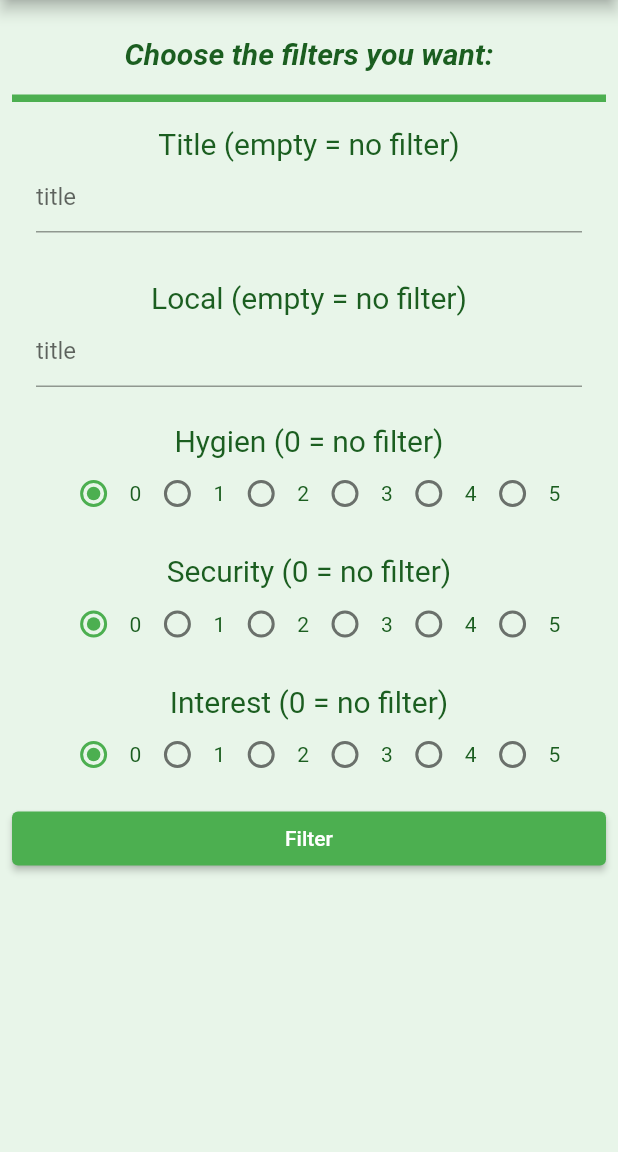
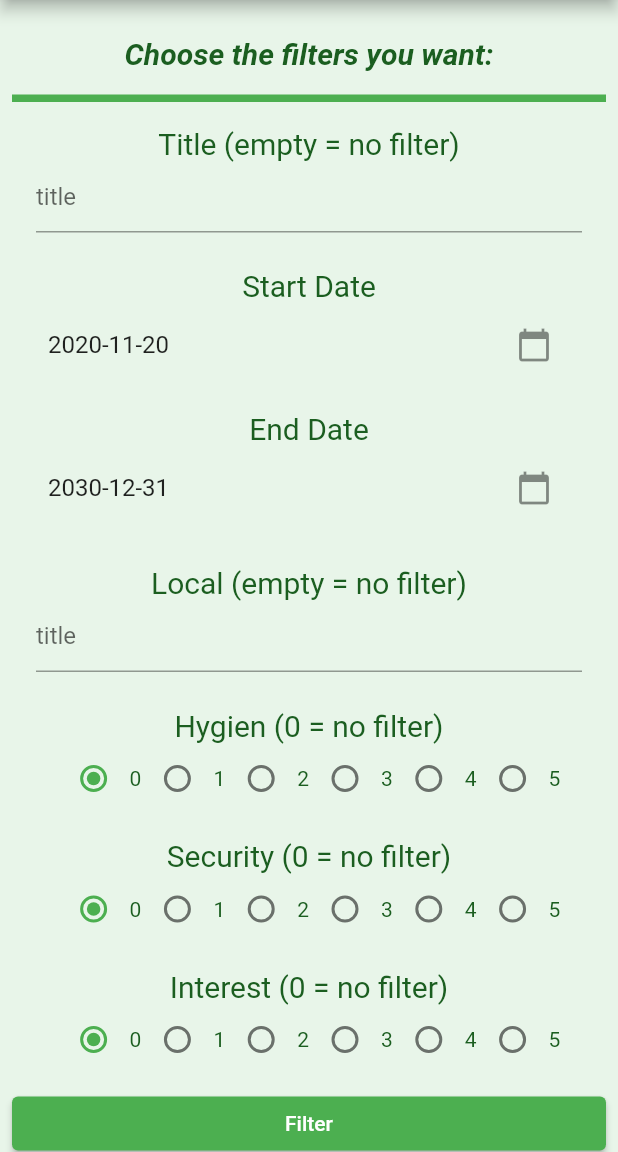
Before and after one commit to FEUP-ESOF-2020-21/open-cx-t2g2-teamnamenotfound, a Flutter app: the screen it shows after launch, after a tap on the "search" icon, on a phone screen of 412 x 824 dp, the part 84-1236 px from its top. Run offline on Flutter 3.47's test engine with Material 2 defaults, Android fonts, the light colour scheme and no system bars; our stand-ins replace firebase_auth, firebase_core, firebase_database, flutter_spinkit, google_sign_in; accounts and stored records are empty.

Commit message:
Filter for dates done!

```diff
--- a/safe_meetings/lib/screens/home.dart
+++ b/safe_meetings/lib/screens/home.dart
@@ -1,5 +1,6 @@
 import 'package:flutter/material.dart';
 import 'package:safe_meetings/conference.dart';
+import 'package:safe_meetings/date_time.dart';
 
 class Home extends StatefulWidget {
   @override
@@ -17,6 +18,8 @@ class _HomeState extends State<Home> {
   int hygienFilter = 0;
   int interestFilter = 0;
   int securityFilter = 0;
+  int startDate = 0;
+  int endDate = -1;
 
   bool filterReset = true;
 
@@ -27,12 +30,19 @@ class _HomeState extends State<Home> {
       this.hygienFilter = filters['hygienFilter'];
       this.interestFilter = filters['interestFilter'];
       this.securityFilter = filters['securityFilter'];
+      this.startDate = parseDateToInt(filters['startDate']);
+      this.endDate = parseDateToInt(filters['endDate']);
+
+      print(this.startDate);
+      print(this.endDate);
 
       if (this.titleFilter != "" ||
           this.localFilter != "" ||
           this.hygienFilter != 0 ||
           this.interestFilter != 0 ||
-          this.securityFilter != 0)
+          this.securityFilter != 0 ||
+          this.startDate != 0 ||
+          this.endDate != -1)
         this.filterReset = false;
       else
         this.filterReset = true;
@@ -45,6 +55,8 @@ class _HomeState extends State<Home> {
     this.hygienFilter = 0;
     this.interestFilter = 0;
     this.securityFilter = 0;
+    this.startDate = 0;
+    this.endDate = -1;
 
     this.filterReset = true;
   }
@@ -57,7 +69,9 @@ class _HomeState extends State<Home> {
           (conferences[i].getLocal() == this.localFilter || this.localFilter == "" || conferences[i].getLocal().toLowerCase().contains(this.localFilter.toLowerCase())) &&
           conferences[i].getHygien() >= this.hygienFilter &&
           conferences[i].getSecurity() >= this.securityFilter &&
-          conferences[i].getInterest() >= this.interestFilter) {
+          conferences[i].getInterest() >= this.interestFilter &&
+          parseDateToInt(conferences[i].getDate()) >= this.startDate &&
+          (this.endDate == -1 || this.endDate >= parseDateToInt(conferences[i].getDate()))) {
         confs.add(
           FlatButton(
             onPressed: () {
@@ -112,7 +126,6 @@ class _HomeState extends State<Home> {
 
     return Scaffold(
       appBar: AppBar(
-        titleSpacing: 70,
         title:
             Text('Safe Meetings', style: TextStyle(color: Colors.green[800])),
         backgroundColor: Colors.green[50],
--- a/safe_meetings/lib/screens/search_menu.dart
+++ b/safe_meetings/lib/screens/search_menu.dart
@@ -1,4 +1,5 @@
 import 'package:flutter/material.dart';
+import 'package:safe_meetings/date_time.dart';
 
 class SearchMenu extends StatefulWidget {
   @override
@@ -11,6 +12,8 @@ class _SearchMenuState extends State<SearchMenu> {
   int hygienFilter = 0;
   int securityFilter = 0;
   int interestFilter = 0;
+  DateTime startDate = DateTime.now();
+  DateTime endDate = DateTime(DateTime.now().year + 10, 12, 31);
 
   var color = Colors.green[900];
 
@@ -393,6 +396,34 @@ class _SearchMenuState extends State<SearchMenu> {
     );
   }
 
+  Widget displayStartDate() {
+    return Padding(padding: const EdgeInsets.all(8.0),
+      child: Column(children: [
+        Text("Start Date",
+            style: TextStyle(
+              fontSize: 20,
+              color: color,
+            )),
+        ListTile(title: Text("${startDate.year}-${startDate.month}-${startDate.day}"),
+        trailing: IconButton(icon: Icon(Icons.calendar_today), onPressed: () {this.pickDate(true);},),
+        )
+      ]));
+  }
+
+  Widget displayEndDate() {
+    return Padding(padding: const EdgeInsets.all(8.0),
+      child: Column(children: [
+        Text("End Date",
+            style: TextStyle(
+              fontSize: 20,
+              color: color,
+            )),
+        ListTile(title: Text("${endDate.year}-${endDate.month}-${endDate.day}"),
+        trailing: IconButton(icon: Icon(Icons.calendar_today), onPressed: () {this.pickDate(false);},),
+        )
+      ]));
+  }
+
   Widget displayFilterButton() {
     return ElevatedButton(
       onPressed: () {
@@ -401,11 +432,32 @@ class _SearchMenuState extends State<SearchMenu> {
           'localFilter': this.localFilter,
           'hygienFilter': this.hygienFilter,
           'interestFilter': this.interestFilter,
-          'securityFilter': this.securityFilter
+          'securityFilter': this.securityFilter,
+          'startDate': parseDateToString(this.startDate),
+          'endDate': parseDateToString(this.endDate),
         });
       },
       child: Text('Filter'),
     );
+  }
+
+  pickDate(bool start) async {
+    DateTime dateTime;
+
+    if(start) dateTime = this.startDate;
+    else dateTime = this.endDate;
+    DateTime ret = await showDatePicker(context: context,
+    firstDate: DateTime(DateTime.now().year - 20, 1, 1),
+    lastDate: DateTime(DateTime.now().year + 20, 12, 31),
+    initialDate: dateTime,
+    );
+
+    if(ret != null) {
+      setState(() {
+        if(start) this.startDate = ret;
+        else this.endDate = ret;
+      });
+    }
   }
 
   @override
@@ -439,6 +491,8 @@ class _SearchMenuState extends State<SearchMenu> {
                   ),
                 ),
                 this.displayTitleForm(),
+                this.displayStartDate(),
+                this.displayEndDate(),
                 this.displayLocalForm(),
                 this.displayHygienFilter(),
                 this.displaySecurityForm(),
```
Also changed, not shown: safe_meetings/lib/date_time.dart (added, +27 -0 lines).
